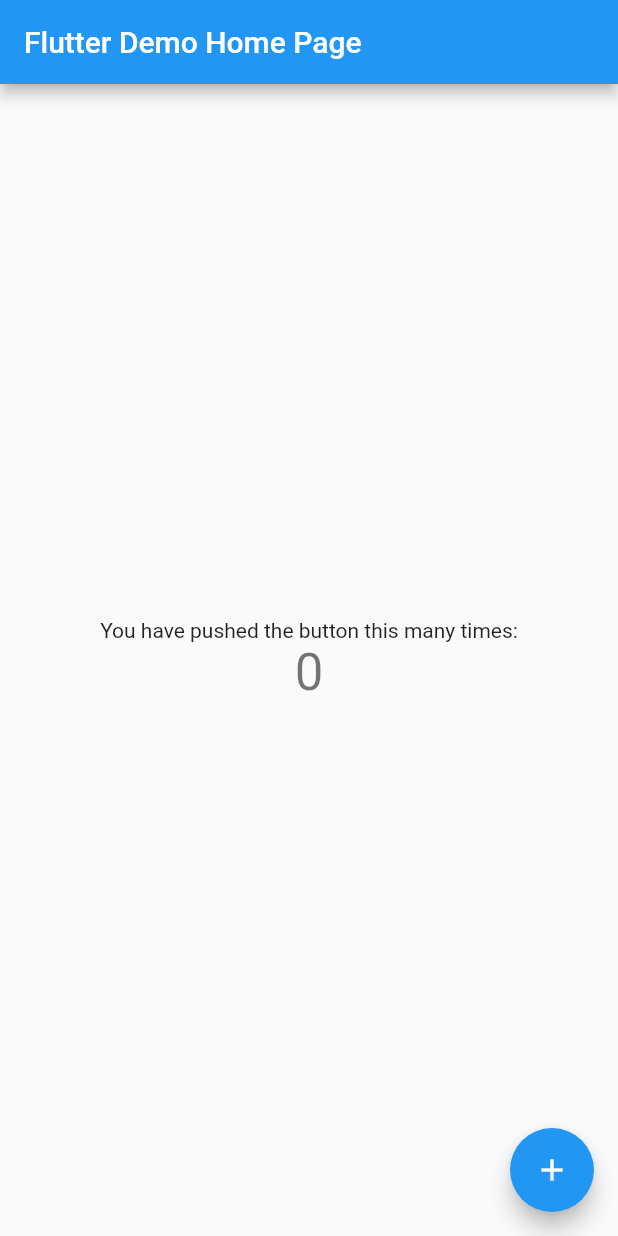
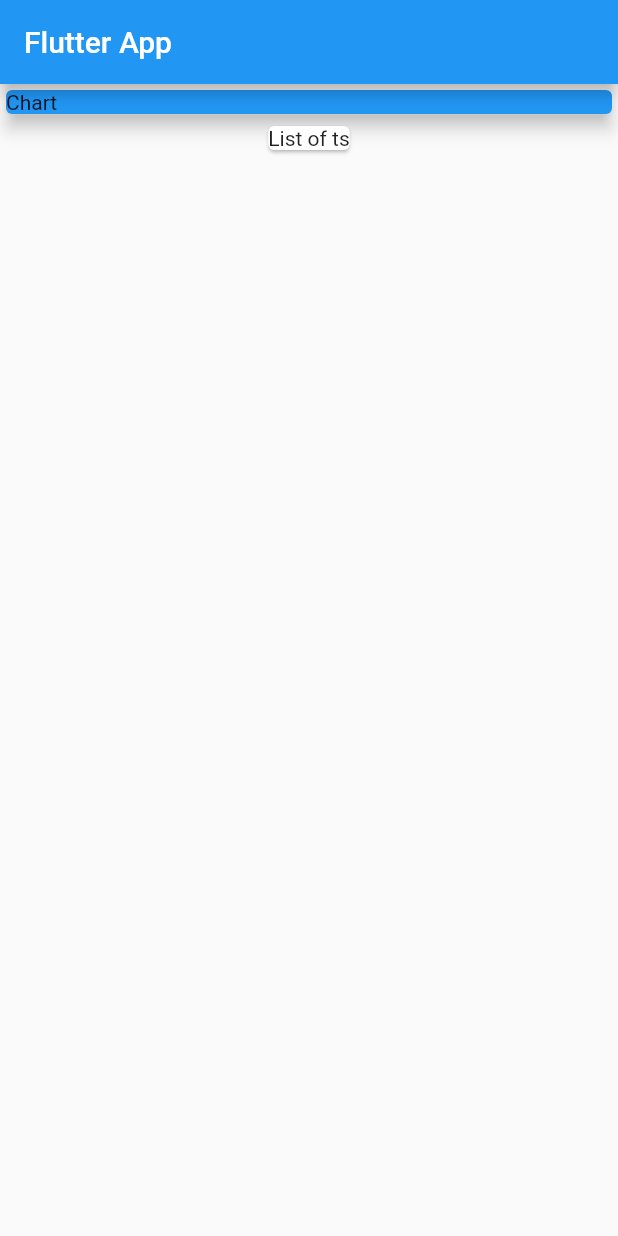
Before and after one commit to nlaranjeira01/expenses_app, a Flutter app: the screen it shows after launch, on a phone screen of 412 x 824 dp. Run offline on Flutter 3.47's test engine with Material 2 defaults, Android fonts, the phone set to English and light mode, and no system bars.

Commit message:
Added the Transaction class

```diff
--- a/lib/main.dart
+++ b/lib/main.dart
@@ -1,111 +1,55 @@
 import 'package:flutter/material.dart';
+import 'transaction.dart';
 
 void main() => runApp(MyApp());
 
 class MyApp extends StatelessWidget {
-  // This widget is the root of your application.
   @override
   Widget build(BuildContext context) {
     return MaterialApp(
-      title: 'Flutter Demo',
-      theme: ThemeData(
-        // This is the theme of your application.
-        //
-        // Try running your application with "flutter run". You'll see the
-        // application has a blue toolbar. Then, without quitting the app, try
-        // changing the primarySwatch below to Colors.green and then invoke
-        // "hot reload" (press "r" in the console where you ran "flutter run",
-        // or simply save your changes to "hot reload" in a Flutter IDE).
-        // Notice that the counter didn't reset back to zero; the application
-        // is not restarted.
-        primarySwatch: Colors.blue,
-      ),
-      home: MyHomePage(title: 'Flutter Demo Home Page'),
+      title: 'Flutter App',
+      home: MyHomePage(),
     );
   }
 }
 
-class MyHomePage extends StatefulWidget {
-  MyHomePage({Key key, this.title}) : super(key: key);
-
-  // This widget is the home page of your application. It is stateful, meaning
-  // that it has a State object (defined below) that contains fields that affect
-  // how it looks.
-
-  // This class is the configuration for the state. It holds the values (in this
-  // case the title) provided by the parent (in this case the App widget) and
-  // used by the build method of the State. Fields in a Widget subclass are
-  // always marked "final".
-
-  final String title;
-
-  @override
-  _MyHomePageState createState() => _MyHomePageState();
-}
-
-class _MyHomePageState extends State<MyHomePage> {
-  int _counter = 0;
-
-  void _incrementCounter() {
-    setState(() {
-      // This call to setState tells the Flutter framework that something has
-      // changed in this State, which causes it to rerun the build method below
-      // so that the display can reflect the updated values. If we changed
-      // _counter without calling setState(), then the build method would not be
-      // called again, and so nothing would appear to happen.
-      _counter++;
-    });
-  }
+class MyHomePage extends StatelessWidget {
+  final List<Transaction> transactions = [
+    Transaction(
+      id: "t1",
+      title: "New shoes",
+      amount: 69.99,
+      date: DateTime.now(),
+    ),
+    Transaction(
+      id: "t2",
+      title: "Weekly groceries",
+      amount: 16.53,
+      date: DateTime.now(),
+    ),
+  ];
 
   @override
   Widget build(BuildContext context) {
-    // This method is rerun every time setState is called, for instance as done
-    // by the _incrementCounter method above.
-    //
-    // The Flutter framework has been optimized to make rerunning build methods
-    // fast, so that you can just rebuild anything that needs updating rather
-    // than having to individually change instances of widgets.
     return Scaffold(
       appBar: AppBar(
-        // Here we take the value from the MyHomePage object that was created by
-        // the App.build method, and use it to set our appbar title.
-        title: Text(widget.title),
+        title: Text("Flutter App"),
       ),
-      body: Center(
-        // Center is a layout widget. It takes a single child and positions it
-        // in the middle of the parent.
-        child: Column(
-          // Column is also a layout widget. It takes a list of children and
-          // arranges them vertically. By default, it sizes itself to fit its
-          // children horizontally, and tries to be as tall as its parent.
-          //
-          // Invoke "debug painting" (press "p" in the console, choose the
-          // "Toggle Debug Paint" action from the Flutter Inspector in Android
-          // Studio, or the "Toggle Debug Paint" command in Visual Studio Code)
-          // to see the wireframe for each widget.
-          //
-          // Column has various properties to control how it sizes itself and
-          // how it positions its children. Here we use mainAxisAlignment to
-          // center the children vertically; the main axis here is the vertical
-          // axis because Columns are vertical (the cross axis would be
-          // horizontal).
-          mainAxisAlignment: MainAxisAlignment.center,
-          children: <Widget>[
-            Text(
-              'You have pushed the button this many times:',
+      body: Column(
+        children: <Widget>[
+          Container(
+            width: double.infinity,
+            child: Card(
+              color: Colors.blue,
+              child: Text("Chart"),
+              elevation: 5,
             ),
-            Text(
-              '$_counter',
-              style: Theme.of(context).textTheme.display1,
-            ),
-          ],
-        ),
+          ),
+          Card(
+            child: Text("List of ts"),
+          ),
+        ],
       ),
-      floatingActionButton: FloatingActionButton(
-        onPressed: _incrementCounter,
-        tooltip: 'Increment',
-        child: Icon(Icons.add),
-      ), // This trailing comma makes auto-formatting nicer for build methods.
     );
   }
 }
--- /dev/null
+++ b/lib/transaction.dart
@@ -0,0 +1,15 @@
+import 'package:flutter/foundation.dart';
+
+class Transaction {
+  final String id;
+  final String title;
+  final double amount;
+  final DateTime date;
+
+  Transaction({
+    @required this.id,
+    @required this.title,
+    @required this.amount,
+    @required this.date,
+  });
+}
```
